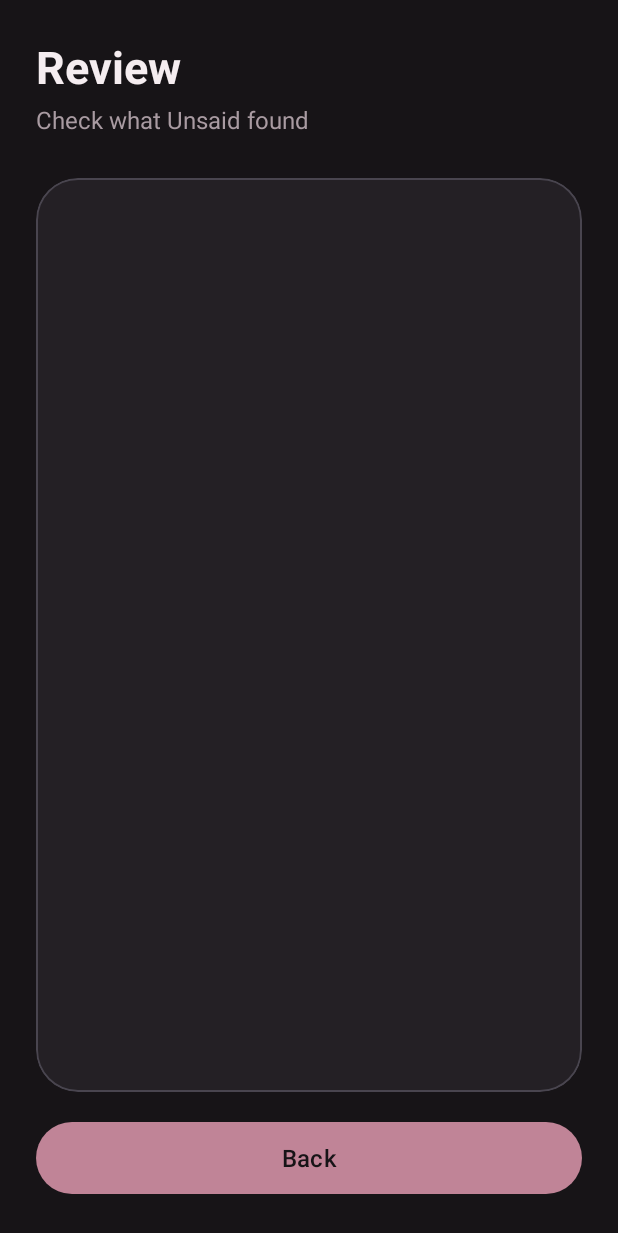
After one commit to fatima03-az/UNSAID, an Android app: the ReviewActivity screen opened directly, with no data from a screen before it, on a phone screen of 412 x 824 dp. The commit adds this screen. Shown: the top 1233 px of the screen. Run offline under Robolectric (Android 15) with nearby library versions, the phone set to English and light mode, and no system bars.

Commit message:
Add Review screen

```diff
--- a/app/src/main/AndroidManifest.xml
+++ b/app/src/main/AndroidManifest.xml
@@ -21,6 +21,10 @@
                 <category android:name="android.intent.category.LAUNCHER" />
             </intent-filter>
         </activity>
+        <activity
+            android:name=".ReviewActivity"
+            android:exported="false"
+            android:windowSoftInputMode="adjustResize" />
     </application>
 
 </manifest>
--- a/app/src/main/java/com/fatima/unsaid/MainActivity.java
+++ b/app/src/main/java/com/fatima/unsaid/MainActivity.java
@@ -1,24 +1,34 @@
 package com.fatima.unsaid;
 
+import android.content.Intent;
 import android.os.Bundle;
-
-import androidx.activity.EdgeToEdge;
+import android.widget.EditText;
+import android.widget.Toast;
 import androidx.appcompat.app.AppCompatActivity;
-import androidx.core.graphics.Insets;
-import androidx.core.view.ViewCompat;
-import androidx.core.view.WindowInsetsCompat;
+import com.google.android.material.button.MaterialButton;
 
 public class MainActivity extends AppCompatActivity {
+
+    EditText etThought;
+    MaterialButton btnOrganize;
 
     @Override
     protected void onCreate(Bundle savedInstanceState) {
         super.onCreate(savedInstanceState);
-        EdgeToEdge.enable(this);
         setContentView(R.layout.activity_main);
-        ViewCompat.setOnApplyWindowInsetsListener(findViewById(R.id.main), (v, insets) -> {
-            Insets systemBars = insets.getInsets(WindowInsetsCompat.Type.systemBars());
-            v.setPadding(systemBars.left, systemBars.top, systemBars.right, systemBars.bottom);
-            return insets;
+
+        etThought = findViewById(R.id.etThought);
+        btnOrganize = findViewById(R.id.btnOrganize);
+
+        btnOrganize.setOnClickListener(v -> {
+            String thought = etThought.getText().toString().trim();
+            if (thought.isEmpty()) {
+                Toast.makeText(this, "Write something first", Toast.LENGTH_SHORT).show();
+            } else {
+                Intent intent = new Intent(this, ReviewActivity.class);
+                intent.putExtra("thought", thought);
+                startActivity(intent);
+            }
         });
     }
 }
--- /dev/null
+++ b/app/src/main/java/com/fatima/unsaid/ReviewActivity.java
@@ -0,0 +1,20 @@
+package com.fatima.unsaid;
+
+import android.os.Bundle;
+import android.widget.TextView;
+import androidx.appcompat.app.AppCompatActivity;
+
+public class ReviewActivity extends AppCompatActivity {
+
+    @Override
+    protected void onCreate(Bundle savedInstanceState) {
+        super.onCreate(savedInstanceState);
+        setContentView(R.layout.activity_review);
+
+        TextView tvThought = findViewById(R.id.tvThought);
+        String thought = getIntent().getStringExtra("thought");
+        tvThought.setText(thought);
+
+        findViewById(R.id.btnBack).setOnClickListener(v -> finish());
+    }
+}
--- /dev/null
+++ b/app/src/main/res/layout/activity_review.xml
@@ -0,0 +1,52 @@
+<?xml version="1.0" encoding="utf-8"?>
+<LinearLayout xmlns:android="http://schemas.android.com/apk/res/android"
+    xmlns:app="http://schemas.android.com/apk/res-auto"
+    android:layout_width="match_parent"
+    android:layout_height="match_parent"
+    android:background="@color/unsaid_background"
+    android:orientation="vertical"
+    android:padding="24dp">
+
+    <TextView
+        android:layout_width="wrap_content"
+        android:layout_height="wrap_content"
+        android:text="Review"
+        android:textColor="@color/unsaid_text"
+        android:textSize="30sp"
+        android:textStyle="bold" />
+
+    <TextView
+        android:layout_width="wrap_content"
+        android:layout_height="wrap_content"
+        android:layout_marginTop="4dp"
+        android:text="Check what Unsaid found"
+        android:textColor="@color/unsaid_text_secondary"
+        android:textSize="16sp" />
+
+    <com.google.android.material.card.MaterialCardView
+        android:layout_width="match_parent"
+        android:layout_height="0dp"
+        android:layout_marginTop="28dp"
+        android:layout_weight="1"
+        app:cardBackgroundColor="@color/unsaid_surface"
+        app:cardCornerRadius="28dp"
+        app:cardElevation="0dp">
+
+        <TextView
+            android:id="@+id/tvThought"
+            android:layout_width="match_parent"
+            android:layout_height="wrap_content"
+            android:padding="24dp"
+            android:textColor="@color/unsaid_text"
+            android:textSize="18sp" />
+    </com.google.android.material.card.MaterialCardView>
+
+    <com.google.android.material.button.MaterialButton
+        android:id="@+id/btnBack"
+        android:layout_width="match_parent"
+        android:layout_height="56dp"
+        android:layout_marginTop="16dp"
+        android:text="Back"
+        android:textSize="16sp"
+        app:cornerRadius="28dp" />
+</LinearLayout>
```
